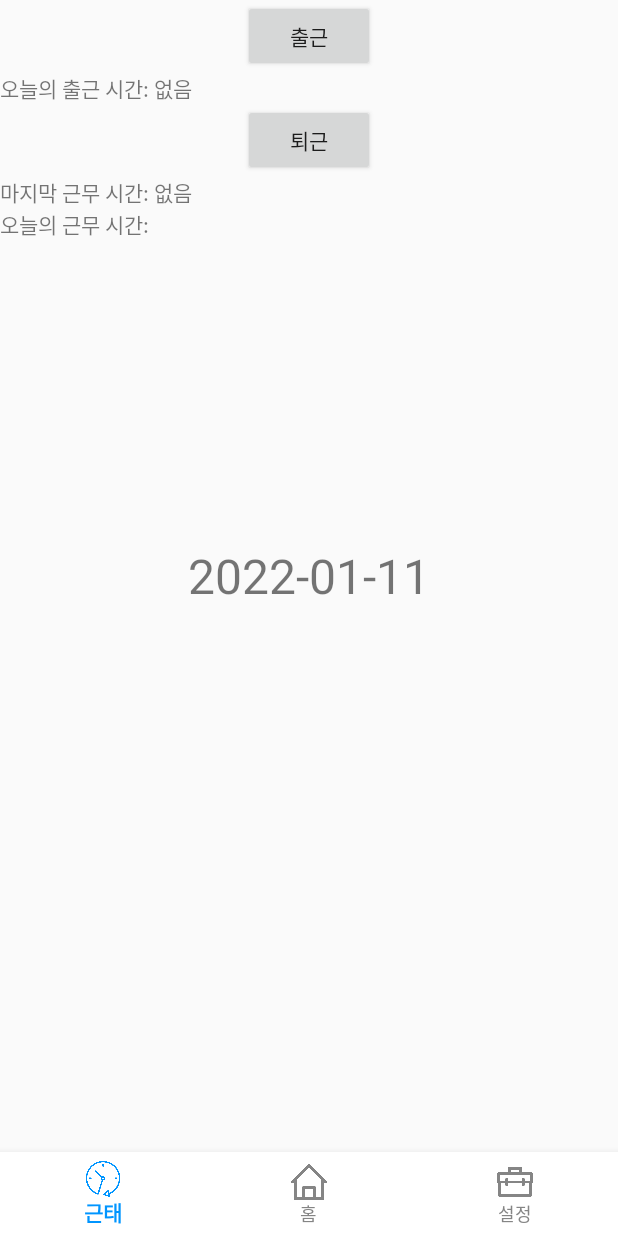
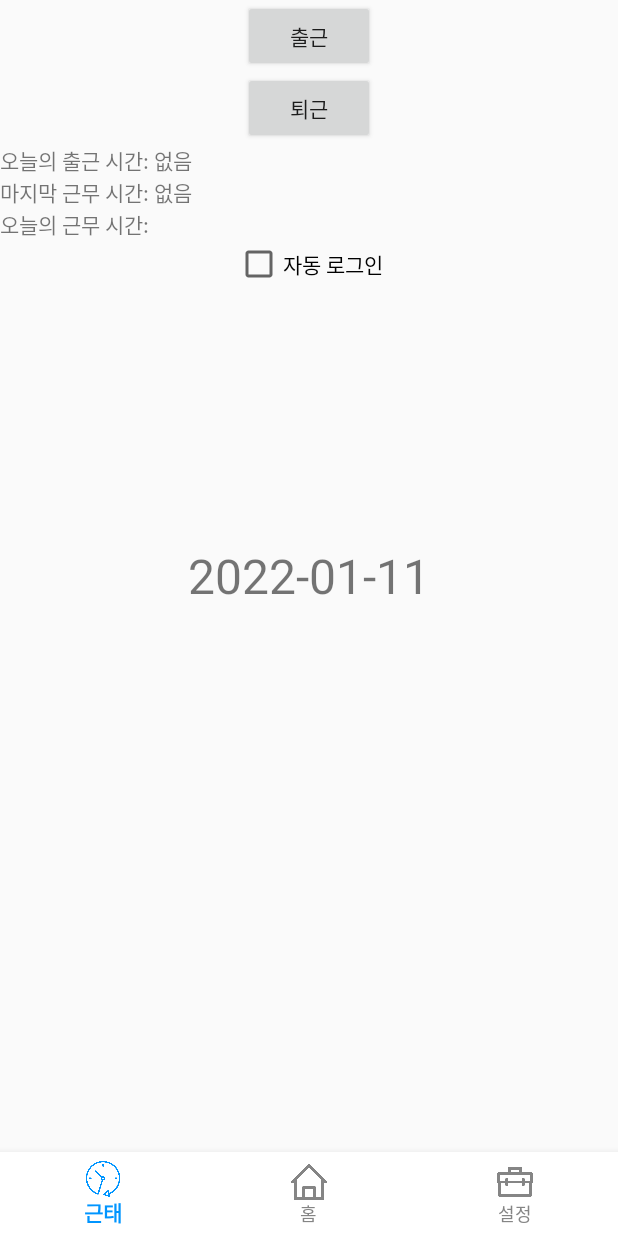
Before and after one commit to nikname39/BleScan, an Android app: the HomeFragment screen opened directly, with no data from a screen before it, on a phone screen of 412 x 824 dp. Run offline under Robolectric (Android 15) with nearby library versions, the phone set to English and light mode, and no system bars; our stand-ins replace Firebase (no records; nobody signed in at launch, a user with empty details on screens opened directly); 3 statements that could not run were skipped.

Commit message:
0.8
푸쉬 Notification, 자동 로그인 설정 추가

```diff
--- a/app/src/main/java/com/minewbeacon/blescan/demo/HomeFragment.java
+++ b/app/src/main/java/com/minewbeacon/blescan/demo/HomeFragment.java
@@ -4,18 +4,32 @@
  */
 package com.minewbeacon.blescan.demo;
 
+import static android.content.Context.NOTIFICATION_SERVICE;
+
+import android.app.Notification;
+import android.app.NotificationChannel;
+import android.app.NotificationManager;
 import android.content.Context;
+import android.content.SharedPreferences;
+import android.graphics.Bitmap;
+import android.graphics.drawable.BitmapDrawable;
+import android.graphics.drawable.Drawable;
+import android.os.Build;
 import android.os.Bundle;
 
 import androidx.annotation.NonNull;
+import androidx.core.app.NotificationCompat;
+import androidx.core.content.ContextCompat;
 import androidx.fragment.app.Fragment;
 
 import android.os.Handler;
 import android.os.Vibrator;
+import android.provider.Settings;
 import android.view.LayoutInflater;
 import android.view.View;
 import android.view.ViewGroup;
 import android.widget.Button;
+import android.widget.CheckBox;
 import android.widget.TextView;
 import android.widget.Toast;
 
@@ -49,6 +63,7 @@ public class HomeFragment extends Fragment {
     // the fragment initialization parameters, e.g. ARG_ITEM_NUMBER
     private static final String ARG_PARAM1 = "param1";
     private static final String ARG_PARAM2 = "param2";
+    private final String DEFAULT = "DEFAULT";
 
     // TODO: Rename and change types of parameters
     private String mParam1= "00시00분";
@@ -61,12 +76,44 @@ public class HomeFragment extends Fragment {
     private Button mBtnOffWork;
     private String Name = "";
     private String Work = "";
+    private Context mContext;
+    private CheckBox mCheckbox;
+
 
     final Handler handler = new Handler();
 
 
+
     public HomeFragment() {
         // Required empty public constructor
+    }
+
+    void createNotificationChannel(String channelId, String channelName, int importance)
+    {
+        if (Build.VERSION.SDK_INT >= Build.VERSION_CODES.O)
+        {
+            NotificationManager notificationManager = (NotificationManager)getActivity().getSystemService(NOTIFICATION_SERVICE);
+            notificationManager.createNotificationChannel(new NotificationChannel(channelId, channelName, importance));
+        }
+    }
+
+    void createNotification(String channelId, int id, String title, String text)
+    {
+        Drawable drawable= ContextCompat.getDrawable(mContext,R.drawable.bgs);
+        Bitmap bitmap = ((BitmapDrawable)drawable).getBitmap();
+
+        NotificationCompat.Builder builder = new NotificationCompat.Builder(mContext, channelId)
+                .setPriority(NotificationCompat.PRIORITY_HIGH)          // Head Up Display를 위해 PRIORITY_HIGH 설정
+                .setSmallIcon(R.drawable.bgs)        // 알림시 보여지는 아이콘. 반드시 필요
+                .setContentTitle(title)
+                .setContentText(text)
+                .setLargeIcon(bitmap)
+                //.setTimeoutAfter(1000)    // 지정한 시간 이후 알림 삭제
+                //.setStyle(new NotificationCompat.BigTextStyle().bigText(text))          // 한줄 이상의 텍스트를 모두 보여주고 싶을때 사용
+                .setDefaults(Notification.DEFAULT_SOUND | Notification.DEFAULT_VIBRATE);  // 알림시 효과음, 진동 여부
+
+        NotificationManager notificationManager = (NotificationManager)getActivity().getSystemService(NOTIFICATION_SERVICE);
+        notificationManager.notify(id, builder.build());
     }
 
     /**
@@ -87,6 +134,7 @@ public class HomeFragment extends Fragment {
         return fragment;
     }
 
+
     @Override
     public void onCreate(Bundle savedInstanceState) {
         super.onCreate(savedInstanceState);
@@ -95,6 +143,8 @@ public class HomeFragment extends Fragment {
             mParam2 = getArguments().getString(ARG_PARAM2);
 
         }
+
+        mContext = ((MainActivity2)MainActivity2.mContext);
     }
 
     @Override
@@ -102,6 +152,26 @@ public class HomeFragment extends Fragment {
                              Bundle savedInstanceState) {
         // Inflate the layout for this fragment
         View v = inflater.inflate(R.layout.fragment_home, container, false);
+
+        //자동로그인 정보 불러오기
+        CheckBox Autologin = v.findViewById(R.id.autoLogin);
+
+        Boolean check = PreferenceManager.getBoolean(mContext, "checked");
+        mCheckbox = v.findViewById(R.id.autoLogin);
+
+        if (check == null) {
+            PreferenceManager.setBoolean(mContext, "checked", false);
+        } else {
+            if (String.valueOf(check).equals("true")) {
+                mCheckbox.setChecked(true);
+            } else {
+                mCheckbox.setChecked(false);
+            }
+        }
+
+
+
+        String androidId = Settings.Secure.getString(this.getActivity().getContentResolver(), Settings.Secure.ANDROID_ID);
         //.. DAte
         mDisplayDate = (TextView) v.findViewById(R.id.tvDate);
         mOnworkView = (TextView) v.findViewById(R.id.OnworkView);
@@ -240,7 +310,8 @@ public class HomeFragment extends Fragment {
                         account.setTime_work_start(currenttime);
                         account.setTime_work_end(currenttime);
 
-                        mDatabaseRef.child("UserAccount").child(firebaseUser.getUid()).child("name").addListenerForSingleValueEvent(new ValueEventListener() {
+
+                        mDatabaseRef.child("UserAccount").child(androidId).child("name").addListenerForSingleValueEvent(new ValueEventListener() {
                             @Override
                             public void onDataChange(@NonNull DataSnapshot dataSnapshot) {
                                 String value = dataSnapshot.getValue(String.class);
@@ -259,6 +330,7 @@ public class HomeFragment extends Fragment {
                                             //mDatabaseRef.child("Attendance").child(date).child(Name).setValue(account);
                                             mDatabaseRef.child("Attendance").child(date).child(Name).child("Time_work_start").setValue(currenttime);
                                             mDatabaseRef.child("Attendance").child(date).child(Name).child("work_start").setValue(Timedate);
+                                            mDatabaseRef.child("Attendance").child(date).child(Name).child("android_Id").setValue(androidId);
                                             mParam1 = Timedate;
                                         } else {
                                             mOnworkView.setText("오늘의 출근 시간: "+mParam1);
@@ -282,6 +354,7 @@ public class HomeFragment extends Fragment {
                                             //mDatabaseRef.child("Attendance").child(date).child(Name).setValue(account);
                                             mDatabaseRef.child("Attendance").child(date).child(Name).child("Time_work_end").setValue(currenttime);
                                             mDatabaseRef.child("Attendance").child(date).child(Name).child("work_end").setValue(Timedate);
+                                            mDatabaseRef.child("Attendance").child(date).child(Name).child("android_Id").setValue(androidId);
                                             mOffworkView.setText("마지막 근무 시간: 없음");
                                             mParam2 = Timedate;
 
@@ -289,6 +362,7 @@ public class HomeFragment extends Fragment {
                                             //mDatabaseRef.child("Attendance").child(date).child(Name).setValue(account);
                                             mDatabaseRef.child("Attendance").child(date).child(Name).child("Time_work_end").setValue(currenttime);
                                             mDatabaseRef.child("Attendance").child(date).child(Name).child("work_end").setValue(Timedate);
+                                            mDatabaseRef.child("Attendance").child(date).child(Name).child("android_Id").setValue(androidId);
                                             mOffworkView.setText("마지막 근무 시간: "+Timedate);
                                         }
 
@@ -324,6 +398,8 @@ public class HomeFragment extends Fragment {
                                                 if (Integer.parseInt(Todaywork_Hour) >= 10) {
                                                     Vibrator v = (Vibrator) getActivity().getSystemService(Context.VIBRATOR_SERVICE);
                                                     v.vibrate(new long[]{500, 1000, 500, 2000}, -1);
+                                                    createNotificationChannel(DEFAULT, "default channel", NotificationManager.IMPORTANCE_HIGH);
+                                                    createNotification(DEFAULT, 1, "알림", "근무시간이 10시간을 초과하였습니다.");
                                                     Toast.makeText(getActivity(), "근무시간이 10시간을 초과하였습니다.", Toast.LENGTH_SHORT).show();
                                                 }
                                                 //익일 퇴근 체크
@@ -515,6 +591,43 @@ public class HomeFragment extends Fragment {
 
 
 
+        //자동로그인 동작
+        Autologin.setOnClickListener(new View.OnClickListener() {
+            @Override
+            public void onClick(View v) {
+                Boolean checked = ((CheckBox) Autologin).isChecked();
+
+                if (checked) {
+                    Toast.makeText(getActivity().getApplicationContext(), "자동로그인이 설정되었습니다.", Toast.LENGTH_SHORT).show();
+                    PreferenceManager.setBoolean(mContext, "checked", true);
+
+                } else {
+                    Toast.makeText(getActivity().getApplicationContext(), "자동로그인이 해제되었습니다.", Toast.LENGTH_SHORT).show();
+                    PreferenceManager.setBoolean(mContext, "checked", false);
+                }
+
+
+            }
+        });
+
+
+
+
+
+
+
+
+
+
+
+
+
+
+
+
+
+
+
         return v;
     }
 }
--- a/app/src/main/java/com/minewbeacon/blescan/demo/PreferenceManager.java
+++ b/app/src/main/java/com/minewbeacon/blescan/demo/PreferenceManager.java
@@ -208,6 +208,7 @@ public class PreferenceManager {
 
         SharedPreferences prefs = getPreferences(context);
 
+
         boolean value = prefs.getBoolean(key, DEFAULT_VALUE_BOOLEAN);
 
         return value;
--- /dev/null
+++ b/app/src/main/java/com/minewbeacon/blescan/demo/Pushmessage.java
@@ -0,0 +1,5 @@
+package com.minewbeacon.blescan.demo;
+
+public class Pushmessage {
+
+}
--- a/app/src/main/res/layout/fragment_home.xml
+++ b/app/src/main/res/layout/fragment_home.xml
@@ -19,28 +19,40 @@
             android:layout_gravity="center"
             android:text="출근" />
 
-        <TextView
-            android:id="@+id/OnworkView"
-            android:layout_width="match_parent"
-            android:layout_height="wrap_content"
-            android:text="오늘의 출근 시간: " />
-
         <Button
             android:id="@+id/OffWork"
             android:layout_width="wrap_content"
             android:layout_height="wrap_content"
             android:layout_gravity="center"
             android:text="퇴근" />
+
+        <TextView
+            android:id="@+id/OnworkView"
+            android:layout_width="match_parent"
+            android:layout_height="wrap_content"
+            android:layout_gravity="center"
+            android:text="오늘의 출근 시간: " />
+
         <TextView
             android:id="@+id/OffworkView"
             android:layout_width="match_parent"
             android:layout_height="wrap_content"
+            android:layout_gravity="center"
             android:text="오늘의 퇴근 시간: " />
         <TextView
             android:id="@+id/TodayworkView"
             android:layout_width="match_parent"
             android:layout_height="wrap_content"
+            android:layout_gravity="center"
             android:text="오늘의 근무 시간: " />
+        <CheckBox
+            android:id="@+id/autoLogin"
+            android:layout_width="wrap_content"
+            android:layout_height="wrap_content"
+            android:layout_gravity="center"
+            android:layout_below="@+id/userName"
+            android:layout_centerHorizontal="true"
+            android:text="자동 로그인"/>
     </LinearLayout>
 
     <TextView
```
Also changed, not shown: app/src/main/java/com/minewbeacon/blescan/demo/MainActivity2.java (+25 -7 lines), 1 other file.
